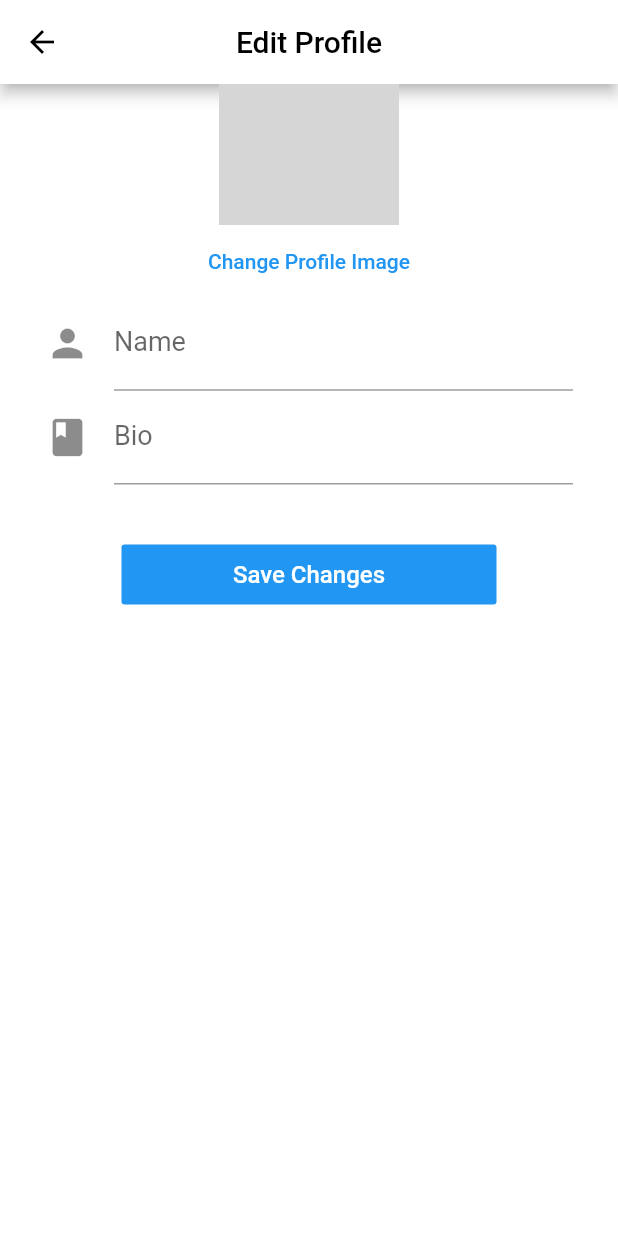
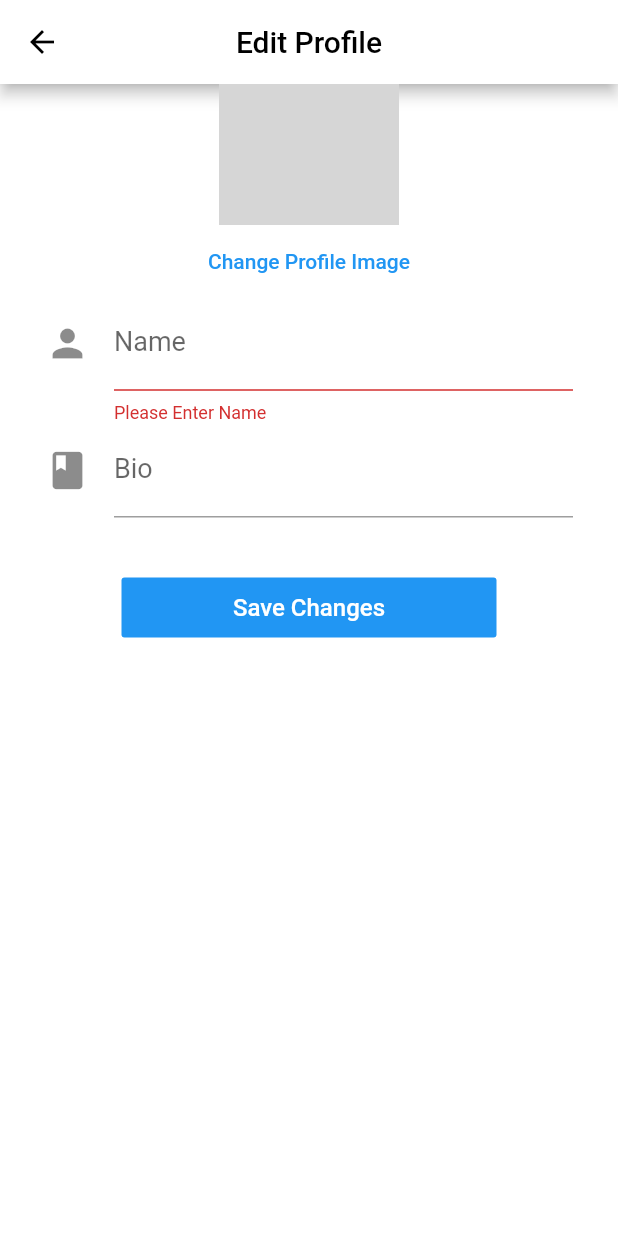
Before and after one commit to realsst1/InstagramClone, a Flutter app: the EditProfileScreen screen opened directly, scrolled down 56 dp, after a tap on "Save Changes", on a phone screen of 412 x 824 dp. Run offline on Flutter 3.47's test engine with Material 2 defaults, Android fonts, the phone set to English and light mode, and no system bars; our stand-ins replace cloud_firestore, firebase_auth; accounts and stored records are empty; network calls fail; grey boxes are pictures that could not be loaded.

Commit message:
edit profile screen bug fix

```diff
--- a/lib/screens/edit_profile_screen.dart
+++ b/lib/screens/edit_profile_screen.dart
@@ -18,18 +18,26 @@ class _EditProfileScreenState extends State<EditProfileScreen> {
    String _name='';
    String _bio='';
 
-   _submit(){
+
+
+  _submitForm(){
     if(_formKey.currentState.validate()){
       _formKey.currentState.save();
 
-       //update user in db
       String _profileImageUrl='';
-       User user=User(id: widget.user.id,name: _name,bio: _bio,profileImageUrl: _profileImageUrl);
+      User user=User(
+          id: widget.user.id,
+          name: _name,
+          bio: _bio,
+          profileImageUrl: _profileImageUrl
+      );
 
       //DB Update
 
 
       Navigator.pop(context);
+
+
     }
   }
 
@@ -80,7 +88,7 @@ class _EditProfileScreenState extends State<EditProfileScreen> {
                       icon: Icon(Icons.person,size: 30.0,),
                       labelText: 'Name'
                     ),
-                    validator: (input)=>input.trim().length<1?'Please Enter Name':null,
+                    validator: (input)=>input.isEmpty ? 'Please Enter Name':null,
                     onSaved: (input)=>_name=input,
                   ),
                   TextFormField(
@@ -92,7 +100,7 @@ class _EditProfileScreenState extends State<EditProfileScreen> {
                         icon: Icon(Icons.book,size: 30.0,),
                         labelText: 'Bio'
                     ),
-                    validator: (input)=>input.trim().length>150?'Please Enter Bio less than 150 chars':null,
+                    validator: (input)=>input.trim().length>150 ? 'Please Enter Bio less than 150 chars':null,
                     onSaved: (input)=>_bio=input,
                   ),
                   Container(
@@ -100,7 +108,7 @@ class _EditProfileScreenState extends State<EditProfileScreen> {
                     height: 40.0,
                     width: 250.0,
                     child: FlatButton(
-                      onPressed: ()=>_submit,
+                      onPressed: _submitForm,
                       color: Colors.blue,
                       textColor: Colors.white,
                       child: Text(
```
Lines whose indentation alone changed are shown as unchanged.
